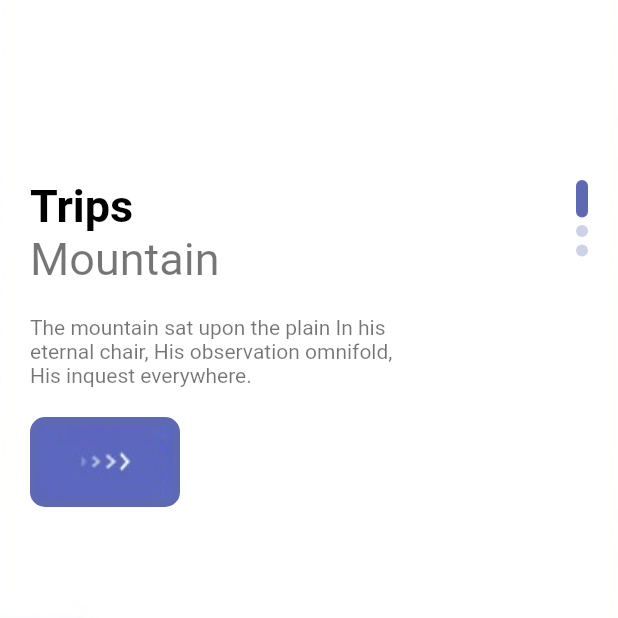
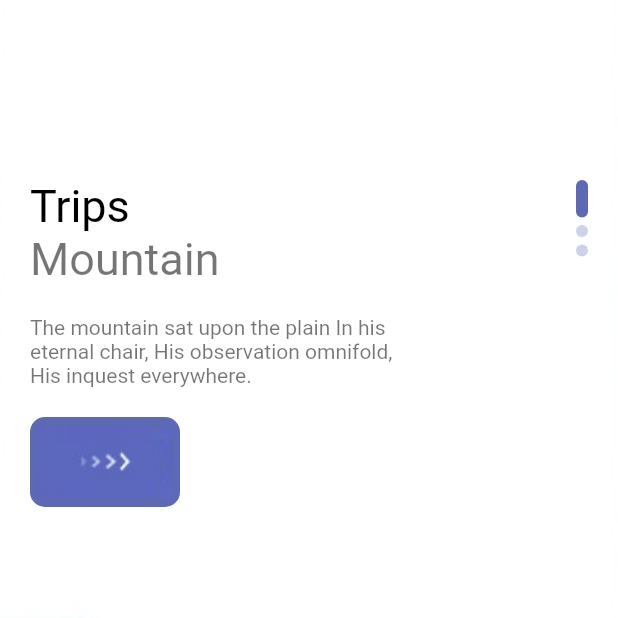
Before and after one commit to r-shafi/flutter_travel_app, a Flutter app: the screen it shows after launch, on a phone screen of 412 x 824 dp, the top half of it. Run offline on Flutter 3.47's test engine with Material 2 defaults, Android fonts, the phone set to English and light mode, and no system bars.

Commit message:
new props

```diff
--- a/lib/widgets/app_large_text.dart
+++ b/lib/widgets/app_large_text.dart
@@ -4,12 +4,16 @@ class AppLargeText extends StatelessWidget {
   final double size;
   final String text;
   final Color color;
+  final FontWeight fontWeight;
+  final double letterSpacing;
 
   const AppLargeText({
     Key? key,
     this.size = 30,
     required this.text,
     this.color = Colors.black,
+    this.fontWeight = FontWeight.normal,
+    this.letterSpacing = 0,
   }) : super(key: key);
 
   @override
@@ -19,7 +23,8 @@ class AppLargeText extends StatelessWidget {
       style: TextStyle(
         fontSize: size,
         color: color,
-        fontWeight: FontWeight.w600,
+        fontWeight: fontWeight,
+        letterSpacing: letterSpacing,
       ),
     );
   }
```
